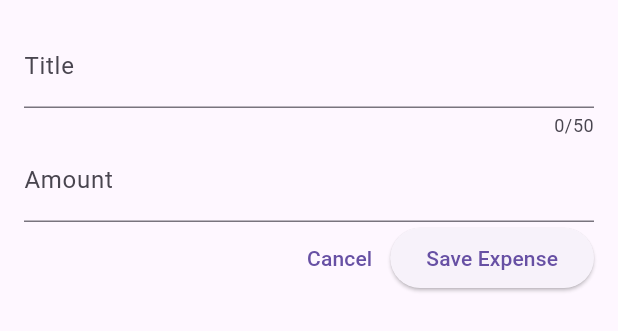
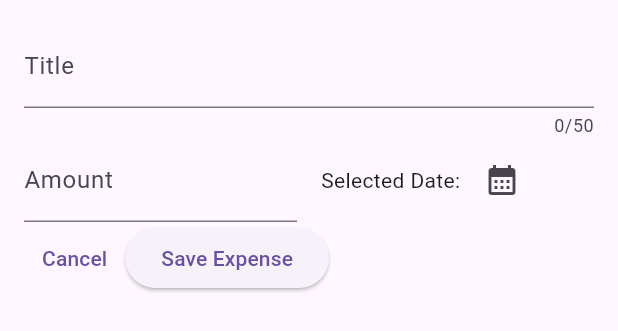
Before and after one commit to hazemkataie/expense_tracker_app_flutter, a Flutter app: the NewExpense widget shown alone on an empty page, opened directly, on a phone screen of 412 x 824 dp. Shown: the top 331 px of the screen. Run offline on Flutter 3.47's test engine with Material 3 defaults, Android fonts, the phone set to English and light mode, and no system bars.

Commit message:
Refactor NewExpense widget to enhance layout and integrate date selection functionality

```diff
--- a/lib/widgets/new_expense.dart
+++ b/lib/widgets/new_expense.dart
@@ -34,16 +34,33 @@ class _NewExpenseState extends State<NewExpense> {
             maxLength: 50,
             decoration: const InputDecoration(label: Text('Title')),
           ),
-          TextField(
-            controller: _amountController,
-            keyboardType: const TextInputType.numberWithOptions(),
-            decoration: const InputDecoration(
-              label: Text('Amount'),
-              prefixText: '\$ ',
-            ),
+          Row(
+            children: [
+              Expanded(
+                child: TextField(
+                  controller: _amountController,
+                  keyboardType: const TextInputType.numberWithOptions(),
+                  decoration: const InputDecoration(
+                    prefixText: '\$ ',
+                    label: Text('Amount'),
+                  ),
+                ),
+              ),
+              const SizedBox(width: 16),
+              Expanded(
+                child: Row(
+                  children: [
+                    Text('Selected Date: '),
+                    IconButton(
+                      onPressed: () {},
+                      icon: Icon(Icons.calendar_month),
+                    ),
+                  ],
+                ),
+              ),
+            ],
           ),
           Row(
-            mainAxisAlignment: MainAxisAlignment.end,
             children: [
               TextButton(
                 onPressed: () {
```
